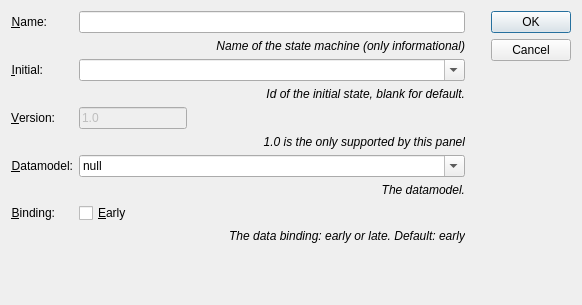
lbellonda/qxmledit, file src/modules/specialized/scxml/scxmlroot.ui: the form before one commit.
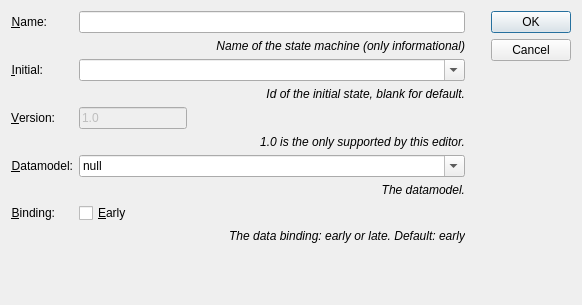
The form after the commit. Icons and pictures are not drawn.

```diff
--- a/src/modules/specialized/scxml/scxmlroot.ui
+++ b/src/modules/specialized/scxml/scxmlroot.ui
@@ -135,7 +135,7 @@
         </font>
        </property>
        <property name="text">
-        <string>1.0 is the only supported by this panel</string>
+        <string>1.0 is the only supported by this editor.</string>
        </property>
        <property name="alignment">
         <set>Qt::AlignRight|Qt::AlignTrailing|Qt::AlignVCenter</set>
```
